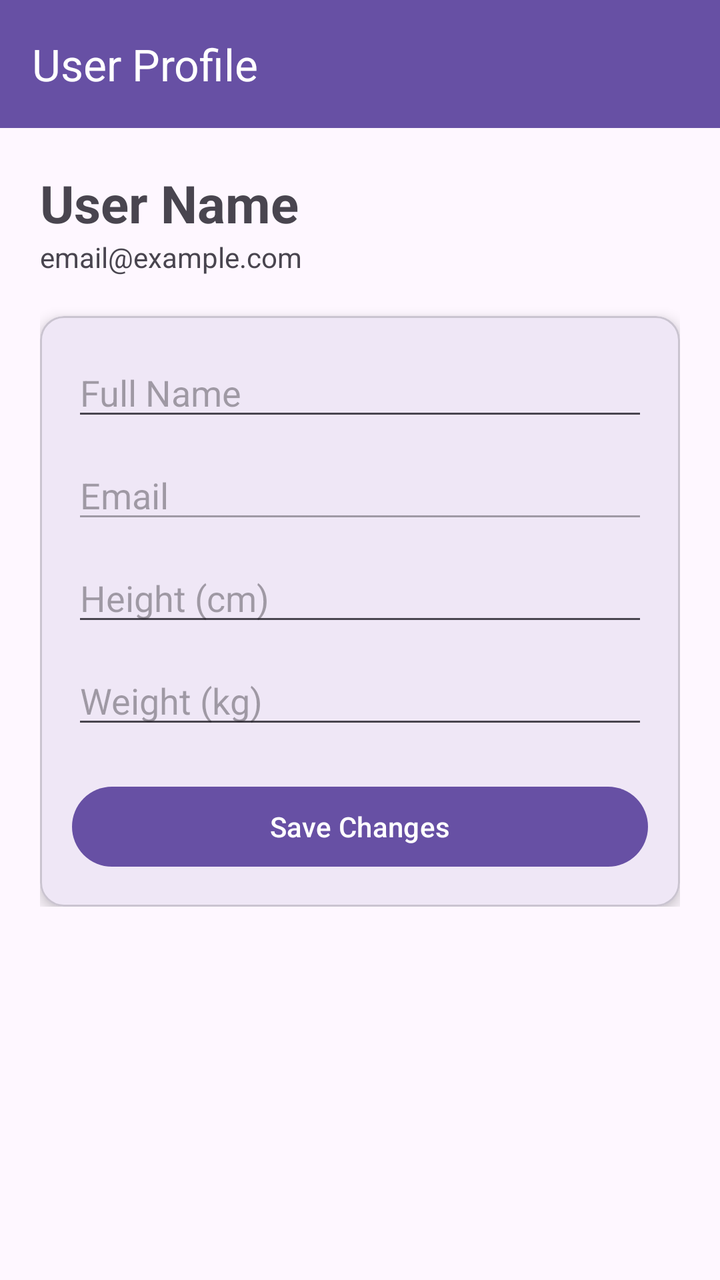
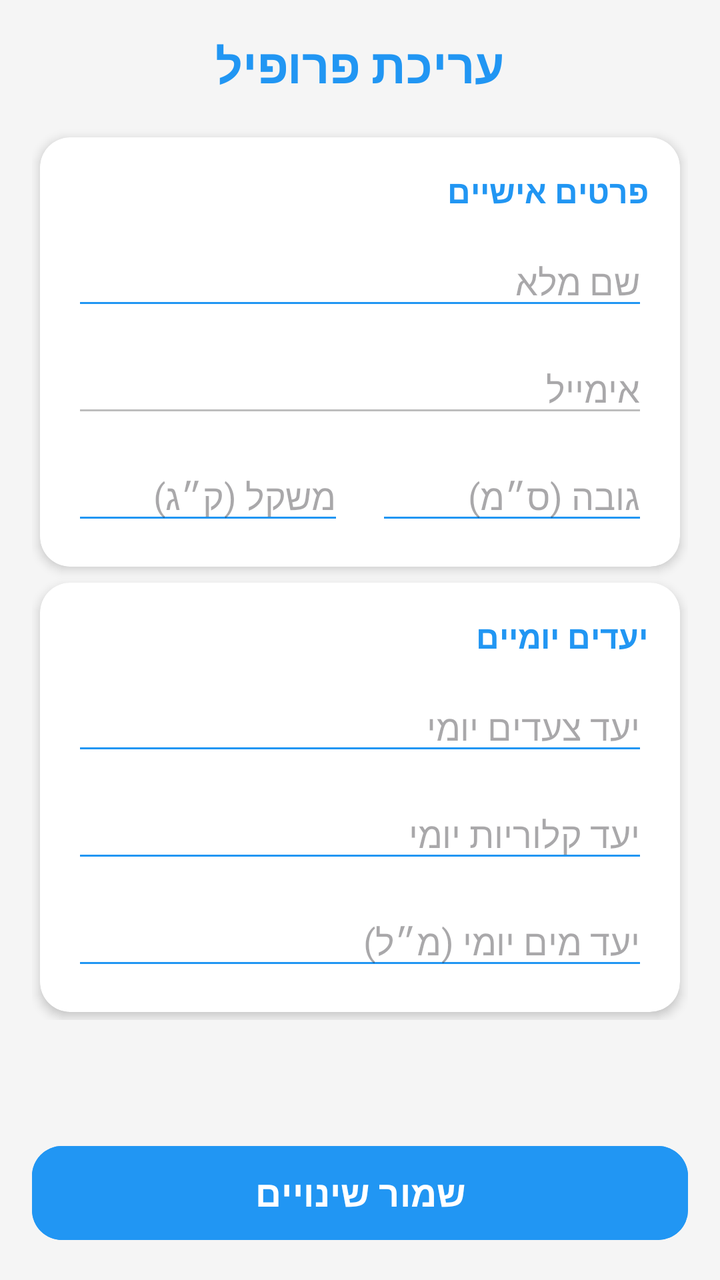

Screens rendered from an Android XML layout before and after an edit, with the pre-edit source and the edit as a unified diff.
<!-- AndroidManifest.xml: application theme Theme.FitCoach -->
<!-- res/layout/activity_user_profile.xml -->
<?xml version="1.0" encoding="utf-8"?>
<androidx.coordinatorlayout.widget.CoordinatorLayout xmlns:android="http://schemas.android.com/apk/res/android"
    xmlns:app="http://schemas.android.com/apk/res-auto"
    android:id="@+id/main"
    android:layout_width="match_parent"
    android:layout_height="match_parent"
    android:background="?attr/android:colorBackground">

    <com.google.android.material.appbar.AppBarLayout
        android:layout_width="match_parent"
        android:layout_height="wrap_content"
        android:theme="@style/ThemeOverlay.AppCompat.Dark.ActionBar">

        <androidx.appcompat.widget.Toolbar
            android:id="@+id/toolbar"
            android:layout_width="match_parent"
            android:layout_height="?attr/actionBarSize"
            android:background="?attr/colorPrimary"
            app:title="User Profile" />

    </com.google.android.material.appbar.AppBarLayout>

    <androidx.core.widget.NestedScrollView
        android:layout_width="match_parent"
        android:layout_height="match_parent"
        app:layout_behavior="@string/appbar_scrolling_view_behavior">

        <LinearLayout
            android:layout_width="match_parent"
            android:layout_height="wrap_content"
            android:orientation="vertical"
            android:padding="20dp">

            <TextView
                android:id="@+id/tv_display_name"
                android:layout_width="wrap_content"
                android:layout_height="wrap_content"
                android:text="User Name"
                android:textSize="26sp"
                android:textStyle="bold" />

            <TextView
                android:id="@+id/tv_user_subtitle"
                android:layout_width="wrap_content"
                android:layout_height="wrap_content"
                android:text="email@example.com"
                android:layout_marginBottom="20dp" />

            <com.google.android.material.card.MaterialCardView
                android:layout_width="match_parent"
                android:layout_height="wrap_content"
                app:cardCornerRadius="12dp"
                app:cardElevation="4dp">

                <LinearLayout
                    android:layout_width="match_parent"
                    android:layout_height="wrap_content"
                    android:orientation="vertical"
                    android:padding="16dp">

                    <EditText
                        android:id="@+id/et_user_name"
                        android:layout_width="match_parent"
                        android:layout_height="wrap_content"
                        android:hint="Full Name"
                        android:layout_marginBottom="10dp" />

                    <EditText
                        android:id="@+id/et_user_email"
                        android:layout_width="match_parent"
                        android:layout_height="wrap_content"
                        android:hint="Email"
                        android:enabled="false"
                        android:layout_marginBottom="10dp" />

                    <EditText
                        android:id="@+id/et_user_height"
                        android:layout_width="match_parent"
                        android:layout_height="wrap_content"
                        android:hint="Height (cm)"
                        android:inputType="number"
                        android:layout_marginBottom="10dp" />

                    <EditText
                        android:id="@+id/et_user_weight"
                        android:layout_width="match_parent"
                        android:layout_height="wrap_content"
                        android:hint="Weight (kg)"
                        android:inputType="numberDecimal"
                        android:layout_marginBottom="20dp" />

                    <Button
                        android:id="@+id/btn_save_profile"
                        android:layout_width="match_parent"
                        android:layout_height="wrap_content"
                        android:text="Save Changes" />

                </LinearLayout>
            </com.google.android.material.card.MaterialCardView>
        </LinearLayout>
    </androidx.core.widget.NestedScrollView>
</androidx.coordinatorlayout.widget.CoordinatorLayout>
<!-- resources referenced by this layout -->
<resources>
  <style name="Theme.FitCoach" parent="Base.Theme.FitCoach" />
  <style name="Base.Theme.FitCoach" parent="Theme.Material3.DayNight.NoActionBar">
          
          
      </style>
</resources>

<!-- the commit's change to res/layout/activity_user_profile.xml (unified diff, before → after) -->
@@ -1,56 +1,40 @@
 <?xml version="1.0" encoding="utf-8"?>
-<androidx.coordinatorlayout.widget.CoordinatorLayout xmlns:android="http://schemas.android.com/apk/res/android"
+<RelativeLayout xmlns:android="http://schemas.android.com/apk/res/android"
     xmlns:app="http://schemas.android.com/apk/res-auto"
-    android:id="@+id/main"
     android:layout_width="match_parent"
     android:layout_height="match_parent"
-    android:background="?attr/android:colorBackground">
+    android:background="#F5F5F5"
+    android:layoutDirection="rtl">
 
-    <com.google.android.material.appbar.AppBarLayout
-        android:layout_width="match_parent"
-        android:layout_height="wrap_content"
-        android:theme="@style/ThemeOverlay.AppCompat.Dark.ActionBar">
-
-        <androidx.appcompat.widget.Toolbar
-            android:id="@+id/toolbar"
-            android:layout_width="match_parent"
-            android:layout_height="?attr/actionBarSize"
-            android:background="?attr/colorPrimary"
-            app:title="User Profile" />
-
-    </com.google.android.material.appbar.AppBarLayout>
-
-    <androidx.core.widget.NestedScrollView
+    <ScrollView
         android:layout_width="match_parent"
         android:layout_height="match_parent"
-        app:layout_behavior="@string/appbar_scrolling_view_behavior">
+        android:layout_above="@id/btn_save_profile"
+        android:padding="16dp"
+        android:clipToPadding="false">
 
         <LinearLayout
             android:layout_width="match_parent"
             android:layout_height="wrap_content"
-            android:orientation="vertical"
-            android:padding="20dp">
+            android:orientation="vertical">
 
             <TextView
-                android:id="@+id/tv_display_name"
                 android:layout_width="wrap_content"
                 android:layout_height="wrap_content"
-                android:text="User Name"
-                android:textSize="26sp"
-                android:textStyle="bold" />
+                android:text="עריכת פרופיל"
+                android:textColor="#2196F3"
+                android:textSize="24sp"
+                android:textStyle="bold"
+                android:layout_gravity="center"
+                android:layout_marginBottom="16dp"/>
 
-            <TextView
-                android:id="@+id/tv_user_subtitle"
-                android:layout_width="wrap_content"
-                android:layout_height="wrap_content"
-                android:text="email@example.com"
-                android:layout_marginBottom="20dp" />
-
-            <com.google.android.material.card.MaterialCardView
+            
+            <androidx.cardview.widget.CardView
                 android:layout_width="match_parent"
                 android:layout_height="wrap_content"
-                app:cardCornerRadius="12dp"
-                app:cardElevation="4dp">
+                android:layout_margin="4dp"
+                app:cardCornerRadius="15dp"
+                app:cardElevation="3dp">
 
                 <LinearLayout
                     android:layout_width="match_parent"
@@ -58,45 +42,125 @@
                     android:orientation="vertical"
                     android:padding="16dp">
 
+                    <TextView
+                        android:layout_width="wrap_content"
+                        android:layout_height="wrap_content"
+                        android:text="פרטים אישיים"
+                        android:textStyle="bold"
+                        android:textSize="16sp"
+                        android:textColor="#2196F3"
+                        android:layout_marginBottom="12dp"/>
+
                     <EditText
                         android:id="@+id/et_user_name"
                         android:layout_width="match_parent"
                         android:layout_height="wrap_content"
-                        android:hint="Full Name"
-                        android:layout_marginBottom="10dp" />
+                        android:hint="שם מלא"
+                        android:backgroundTint="#2196F3"
+                        android:layout_marginBottom="12dp"/>
 
                     <EditText
                         android:id="@+id/et_user_email"
                         android:layout_width="match_parent"
                         android:layout_height="wrap_content"
-                        android:hint="Email"
+                        android:hint="אימייל"
                         android:enabled="false"
-                        android:layout_marginBottom="10dp" />
+                        android:backgroundTint="#BDBDBD"
+                        android:layout_marginBottom="12dp"/>
+
+                    <LinearLayout
+                        android:layout_width="match_parent"
+                        android:layout_height="wrap_content"
+                        android:orientation="horizontal">
+
+                        <EditText
+                            android:id="@+id/et_user_height"
+                            android:layout_width="0dp"
+                            android:layout_height="wrap_content"
+                            android:layout_weight="1"
+                            android:hint="גובה (ס״מ)"
+                            android:inputType="number"
+                            android:backgroundTint="#2196F3"
+                            android:layout_marginEnd="8dp"/>
+
+                        <EditText
+                            android:id="@+id/et_user_weight"
+                            android:layout_width="0dp"
+                            android:layout_height="wrap_content"
+                            android:layout_weight="1"
+                            android:hint="משקל (ק״ג)"
+                            android:inputType="numberDecimal"
+                            android:backgroundTint="#2196F3"
+                            android:layout_marginStart="8dp"/>
+                    </LinearLayout>
+                </LinearLayout>
+            </androidx.cardview.widget.CardView>
+
+            
+            <androidx.cardview.widget.CardView
+                android:layout_width="match_parent"
+                android:layout_height="wrap_content"
+                android:layout_margin="4dp"
+                android:layout_marginTop="12dp"
+                app:cardCornerRadius="15dp"
+                app:cardElevation="3dp">
+
+                <LinearLayout
+                    android:layout_width="match_parent"
+                    android:layout_height="wrap_content"
+                    android:orientation="vertical"
+                    android:padding="16dp">
+
+                     <TextView
+                        android:layout_width="wrap_content"
+                        android:layout_height="wrap_content"
+                        android:text="יעדים יומיים"
+                        android:textStyle="bold"
+                        android:textSize="16sp"
+                        android:textColor="#2196F3"
+                        android:layout_marginBottom="12dp"/>
 
                     <EditText
-                        android:id="@+id/et_user_height"
+                        android:id="@+id/et_daily_steps_target"
                         android:layout_width="match_parent"
                         android:layout_height="wrap_content"
-                        android:hint="Height (cm)"
+                        android:hint="יעד צעדים יומי"
                         android:inputType="number"
-                        android:layout_marginBottom="10dp" />
+                        android:backgroundTint="#2196F3"
+                        android:layout_marginBottom="12dp"/>
 
                     <EditText
-                        android:id="@+id/et_user_weight"
+                        android:id="@+id/et_daily_calories_target"
                         android:layout_width="match_parent"
                         android:layout_height="wrap_content"
-                        android:hint="Weight (kg)"
-                        android:inputType="numberDecimal"
-                        android:layout_marginBottom="20dp" />
+                        android:hint="יעד קלוריות יומי"
+                        android:inputType="number"
+                        android:backgroundTint="#2196F3"
+                        android:layout_marginBottom="12dp"/>
 
-                    <Button
-                        android:id="@+id/btn_save_profile"
+                    <EditText
+                        android:id="@+id/et_daily_water_target"
                         android:layout_width="match_parent"
                         android:layout_height="wrap_content"
-                        android:text="Save Changes" />
+                        android:hint="יעד מים יומי (מ״ל)"
+                        android:inputType="number"
+                        android:backgroundTint="#2196F3"/>
+                </LinearLayout>
+            </androidx.cardview.widget.CardView>
+        </LinearLayout>
+    </ScrollView>
 
-                </LinearLayout>
-            </com.google.android.material.card.MaterialCardView>
-        </LinearLayout>
-    </androidx.core.widget.NestedScrollView>
-</androidx.coordinatorlayout.widget.CoordinatorLayout>
+    <Button
+        android:id="@+id/btn_save_profile"
+        android:layout_width="match_parent"
+        android:layout_height="55dp"
+        android:layout_alignParentBottom="true"
+        android:layout_margin="16dp"
+        android:text="שמור שינויים"
+        android:backgroundTint="#2196F3"
+        android:textColor="@android:color/white"
+        android:textStyle="bold"
+        android:textSize="18sp"
+        app:cornerRadius="15dp"/>
+
+</RelativeLayout>
